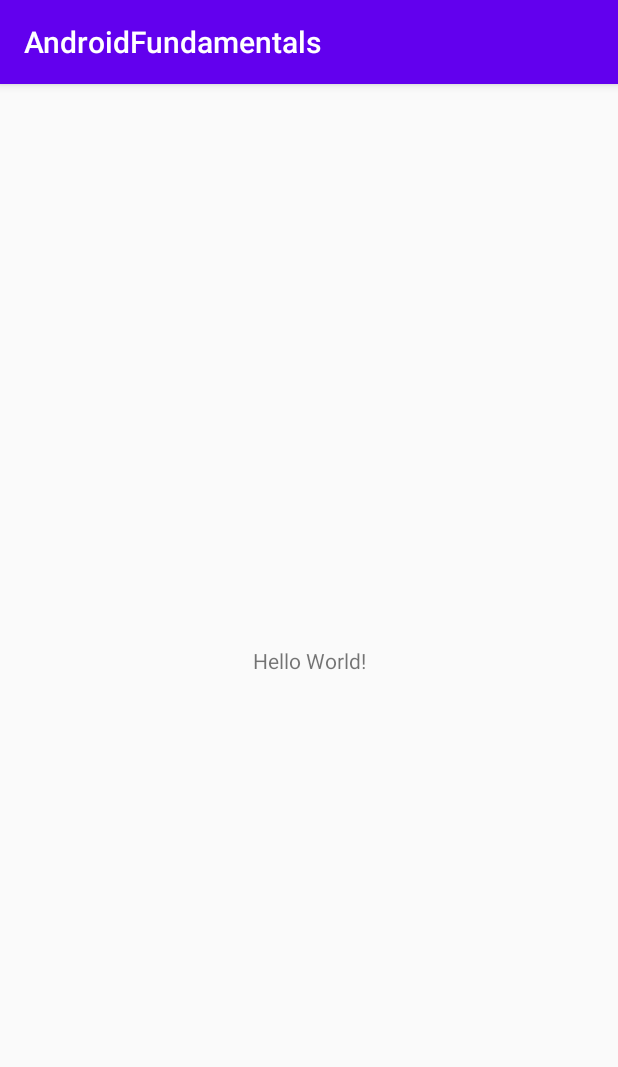
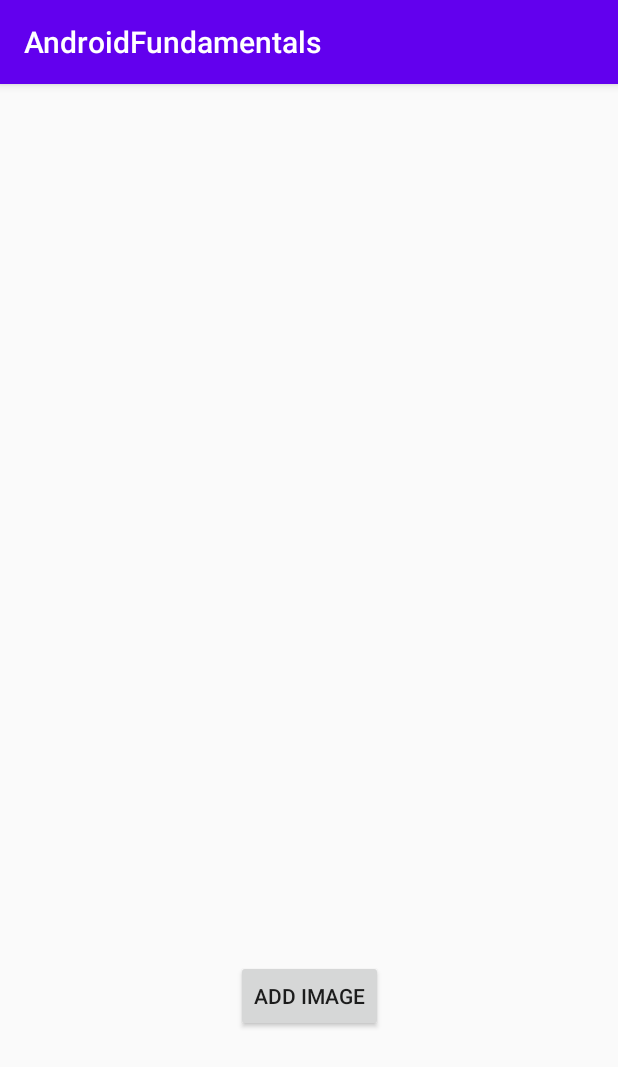
Before and after one commit to vilfrack/AndroidBasic, an Android app: the screen it shows after launch (MainActivity), on a phone screen of 412 x 824 dp. Shown: the top 1067 px of the screen. Run offline under Robolectric (Android 15) with nearby library versions, the phone set to English and light mode, and no system bars.

Commit message:
Add imageView and boton, when click in the botton show image in the imagenView

```diff
--- a/app/src/main/java/com/androidfundamentals/MainActivity.kt
+++ b/app/src/main/java/com/androidfundamentals/MainActivity.kt
@@ -3,6 +3,7 @@ package com.androidfundamentals
 import androidx.appcompat.app.AppCompatActivity
 import android.os.Bundle
 import android.util.Log
+import kotlinx.android.synthetic.main.activity_main.*
 import java.util.*
 import kotlin.math.log
 
@@ -11,7 +12,8 @@ class MainActivity : AppCompatActivity() {
         super.onCreate(savedInstanceState)
         setContentView(R.layout.activity_main)
 
+        btnAddImage.setOnClickListener {
+            ivImage.setImageResource(R.drawable.yop)
+        }
     }
-
-
 }
--- a/app/src/main/res/layout/activity_main.xml
+++ b/app/src/main/res/layout/activity_main.xml
@@ -6,13 +6,25 @@
     android:layout_height="match_parent"
     tools:context=".MainActivity">
 
-    <TextView
+    <ImageView
+        android:id="@+id/ivImage"
+        android:layout_width="match_parent"
+        android:layout_height="400dp"
+        android:layout_margin="10dp"
+        android:scaleType="center"
+        app:layout_constraintBottom_toBottomOf="parent"
+        app:layout_constraintEnd_toEndOf="parent"
+        app:layout_constraintHorizontal_bias="0.5"
+        app:layout_constraintStart_toStartOf="parent"
+        app:layout_constraintTop_toTopOf="parent" />
+
+    <Button
+        android:id="@+id/btnAddImage"
         android:layout_width="wrap_content"
         android:layout_height="wrap_content"
-        android:text="Hello World!"
-        app:layout_constraintBottom_toBottomOf="parent"
-        app:layout_constraintLeft_toLeftOf="parent"
-        app:layout_constraintRight_toRightOf="parent"
-        app:layout_constraintTop_toTopOf="parent" />
-
+        android:text="Add Image"
+        app:layout_constraintEnd_toEndOf="parent"
+        app:layout_constraintHorizontal_bias="0.5"
+        app:layout_constraintStart_toStartOf="parent"
+        app:layout_constraintTop_toBottomOf="@+id/ivImage" />
 </androidx.constraintlayout.widget.ConstraintLayout>
```
Also changed, not shown: app/src/main/res/drawable/yop.jpg (added).
